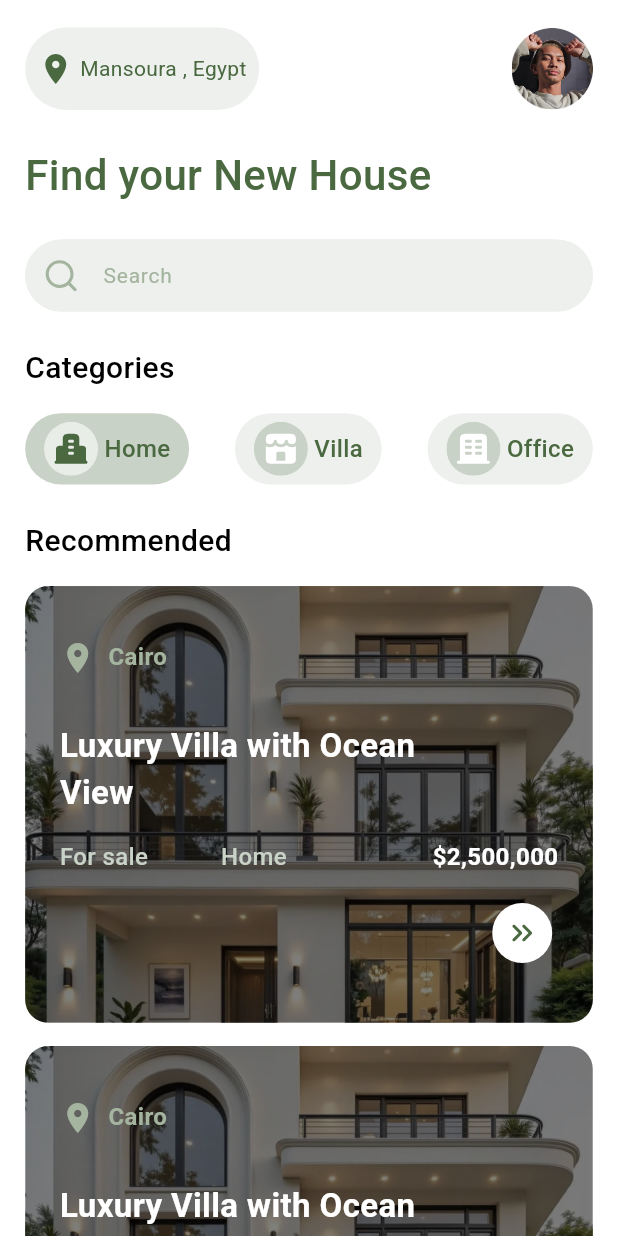
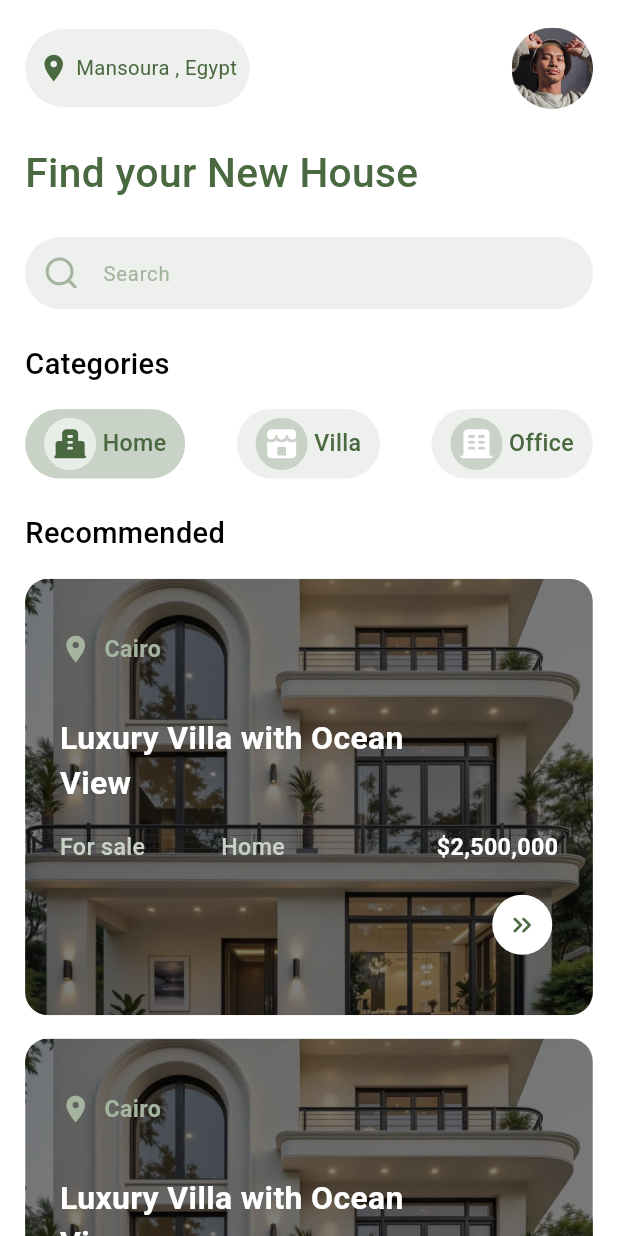
Before and after one commit to ahmedalnagdy18/saknly, a Flutter app: the HomePage screen opened directly, on a phone screen of 412 x 824 dp. Run offline on Flutter 3.47's test engine with Material 3 defaults, Android fonts, the phone set to English and light mode, and no system bars; our stand-ins replace dots_indicator, flutter_screenutil, flutter_svg, fluttertoast, image_picker, internet_connection_checker; missing offline and left inert: mobkit_dashed_border.

Commit message:
add screen utils for fonts

```diff
--- a/lib/core/common/app_textfield.dart
+++ b/lib/core/common/app_textfield.dart
@@ -92,7 +92,7 @@ class AppTextField extends StatelessWidget {
         contentPadding: EdgeInsets.symmetric(vertical: 10.h, horizontal: 12.w),
         labelText: label,
         labelStyle: TextStyle(
-          fontSize: 14,
+          fontSize: 14.sp,
           fontWeight: FontWeight.w400,
           color: Colors.grey,
         ),
@@ -131,7 +131,7 @@ class AppTextField extends StatelessWidget {
         filled: true,
         fillColor: fillColor ?? AppColors.green1,
         hintStyle: TextStyle(
-          fontSize: hintFontSize ?? 14,
+          fontSize: hintFontSize ?? 14.sp,
           fontWeight: FontWeight.w400,
           color: hintTextColor ?? AppColors.green5,
         ),
--- a/lib/core/fonts/app_text.dart
+++ b/lib/core/fonts/app_text.dart
@@ -1,4 +1,5 @@
 import 'package:flutter/material.dart';
+import 'package:flutter_screenutil/flutter_screenutil.dart';
 
 class AppTexts {
   AppTexts._();
@@ -26,7 +27,7 @@ class AppTexts {
 
   static TextStyle regularBody = TextStyle(
     fontFamily: 'Roboto',
-    fontSize: 16,
+    fontSize: 16.sp,
     color: Colors.white,
     fontWeight: FontWeight.w400,
   );
--- a/lib/features/authentication/screens/create_acc_page.dart
+++ b/lib/features/authentication/screens/create_acc_page.dart
@@ -57,6 +57,7 @@ class _CreateAccPageState extends State<CreateAccPage> {
                     crossAxisAlignment: CrossAxisAlignment.start,
                     children: [
                       IconButton(
+                        iconSize: 30.r,
                         disabledColor: Colors.transparent,
                         color: AppColors.green10,
                         style: ButtonStyle(
--- a/lib/features/authentication/screens/login_page.dart
+++ b/lib/features/authentication/screens/login_page.dart
@@ -55,6 +55,7 @@ class _LoginPageState extends State<LoginPage> {
                     crossAxisAlignment: CrossAxisAlignment.start,
                     children: [
                       IconButton(
+                        iconSize: 30.r,
                         disabledColor: Colors.transparent,
                         color: AppColors.green10,
                         style: ButtonStyle(
--- a/lib/features/home/screens/add_property_page.dart
+++ b/lib/features/home/screens/add_property_page.dart
@@ -59,11 +59,12 @@ class _AddPropertyPageState extends State<AddPropertyPage> {
           "Add Property",
           style: AppTexts.regularBody.copyWith(
             color: AppColors.green10,
-            fontSize: 22,
+            fontSize: 22.sp,
             fontWeight: FontWeight.w500,
           ),
         ),
         leading: IconButton(
+          iconSize: 22.r,
           disabledColor: Colors.transparent,
           color: AppColors.green10,
           style: ButtonStyle(
@@ -136,6 +137,7 @@ class _AddPropertyPageState extends State<AddPropertyPage> {
                   AppTextField(
                     hintText: "Pin Property Location",
                     suffixIcon: Icon(
+                      size: 22.r,
                       Icons.location_pin,
                       color: AppColors.green5,
                     ),
--- a/lib/features/home/screens/home_page.dart
+++ b/lib/features/home/screens/home_page.dart
@@ -46,13 +46,14 @@ class _HomePageState extends State<HomePage> {
                             Icon(
                               Icons.location_on,
                               color: AppColors.green10,
+                              size: 22.r,
                             ),
                             SizedBox(width: 4.w),
                             Text(
                               'Mansoura , Egypt',
                               style: AppTexts.regularBody.copyWith(
                                 color: AppColors.green10,
-                                fontSize: 14,
+                                fontSize: 14.sp,
                               ),
                             ),
                           ],
@@ -76,7 +77,7 @@ class _HomePageState extends State<HomePage> {
                     'Find your New House ',
                     style: AppTexts.regularBody.copyWith(
                       fontWeight: FontWeight.w500,
-                      fontSize: 28,
+                      fontSize: 28.sp,
                       color: AppColors.green10,
                     ),
                   ),
@@ -85,9 +86,13 @@ class _HomePageState extends State<HomePage> {
                     raduisSize: 50.r,
                     prefixIcon: Container(
                       padding: EdgeInsets.all(12.r),
-                      child: SvgPicture.asset(
-                        'assets/images/search_icon.svg',
-                        fit: BoxFit.contain,
+                      child: SizedBox(
+                        height: 20.sp,
+                        width: 20.sp,
+                        child: SvgPicture.asset(
+                          'assets/images/search_icon.svg',
+                          fit: BoxFit.contain,
+                        ),
                       ),
                     ),
                     hintText: "Search",
@@ -97,7 +102,7 @@ class _HomePageState extends State<HomePage> {
                     'Categories',
                     style: AppTexts.regularBody.copyWith(
                       fontWeight: FontWeight.w500,
-                      fontSize: 20,
+                      fontSize: 20.sp,
                       color: AppColors.black,
                     ),
                   ),
@@ -143,7 +148,7 @@ class _HomePageState extends State<HomePage> {
                     'Recommended',
                     style: AppTexts.regularBody.copyWith(
                       fontWeight: FontWeight.w500,
-                      fontSize: 20,
+                      fontSize: 20.sp,
                       color: AppColors.black,
                     ),
                   ),
@@ -186,7 +191,11 @@ Widget categoriesWidget({
       ),
       child: Row(
         children: [
-          SvgPicture.asset(image),
+          SizedBox(
+            height: 36.r,
+            width: 36.r,
+            child: SvgPicture.asset(image),
+          ),
           SizedBox(width: 4.w),
           Text(
             title,
--- a/lib/features/home/widgets/post_body_widget.dart
+++ b/lib/features/home/widgets/post_body_widget.dart
@@ -34,12 +34,13 @@ class PostBodyWidget extends StatelessWidget {
               mainAxisAlignment: MainAxisAlignment.spaceAround,
               children: [
                 Row(
-                  crossAxisAlignment: CrossAxisAlignment.start,
+                  crossAxisAlignment: CrossAxisAlignment.center,
                   mainAxisAlignment: MainAxisAlignment.start,
                   children: [
                     Icon(
                       Icons.location_on,
                       color: AppColors.green5,
+                      size: 22.r,
                     ),
                     SizedBox(width: 8.w),
                     Text(
@@ -62,7 +63,7 @@ class PostBodyWidget extends StatelessWidget {
                       'Luxury Villa with Ocean View',
                       style: AppTexts.regularBody.copyWith(
                         fontWeight: FontWeight.w700,
-                        fontSize: 22,
+                        fontSize: 22.sp,
                       ),
                       textAlign: TextAlign.start,
                       maxLines: 2,
@@ -99,6 +100,7 @@ class PostBodyWidget extends StatelessWidget {
                 Container(
                   alignment: Alignment.bottomRight,
                   child: IconButton(
+                    iconSize: 22.r,
                     disabledColor: Colors.transparent,
                     color: AppColors.green10,
                     style: ButtonStyle(
--- a/lib/features/onboarding/screens/onboarding_page.dart
+++ b/lib/features/onboarding/screens/onboarding_page.dart
@@ -40,6 +40,7 @@ class _OnboardingPageState extends State<OnboardingPage> {
                     vertical: 19.h,
                   ),
                   child: IconButton(
+                    iconSize: 30.r,
                     disabledColor: Colors.transparent,
                     color: currentIndex > 0
                         ? AppColors.green10
```
Also changed, not shown: lib/features/authentication/widgets/auth_body_widget.dart (+7 -2 lines), lib/features/home/widgets/select_image_widget.dart (+10 -6 lines), lib/features/onboarding/widgets/info_box_widget.dart (+19 -6 lines).
